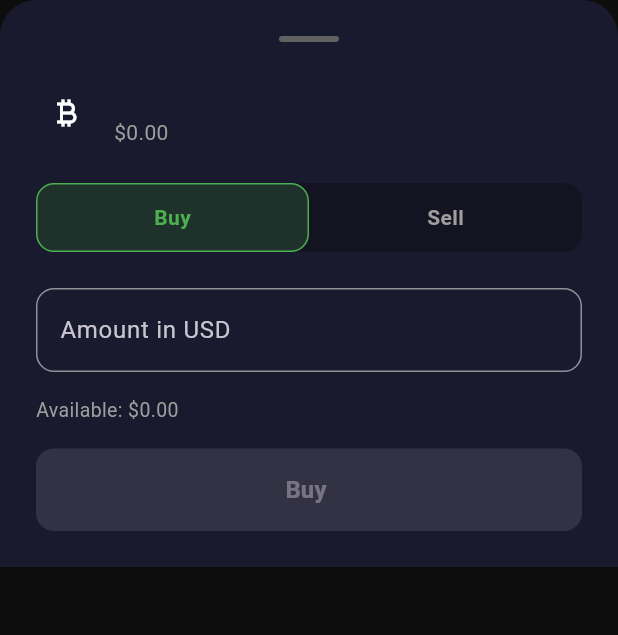
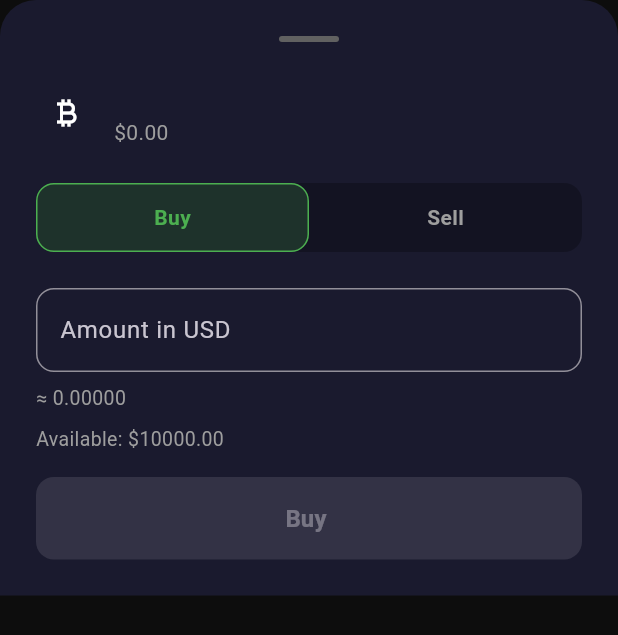
Before and after one commit to T3NTS/crypto-trader, a Flutter app: the TradeModal widget shown alone on an empty page, opened directly with empty values, on a phone screen of 412 x 824 dp. Shown: the top 635 px of the screen. Run offline on Flutter 3.47's test engine with Material 3 defaults, Android fonts, the phone set to English and light mode, and no system bars; drawn by our look-alikes of cached_network_image; our stand-ins replace dio, flutter_riverpod, hive_flutter; accounts and stored records are empty; network calls fail.

Commit message:
feat: wire trade modal to portfolio provider

```diff
--- a/lib/screens/portfolio/portfolio_screen.dart
+++ b/lib/screens/portfolio/portfolio_screen.dart
@@ -91,7 +91,6 @@ class PortfolioScreen extends ConsumerWidget {
                       priceChangePercentage24h: 0,
                       marketCap: 0,
                     ),
-                    existingHolding: holding,
                   ),
                 );
               }, childCount: portfolio.holdings.length),
--- a/lib/widgets/holding_tile.dart
+++ b/lib/widgets/holding_tile.dart
@@ -38,7 +38,7 @@ class HoldingTile extends StatelessWidget {
       ),
       title: Text(holding.coinName),
       subtitle: Text(
-        '${holding.amount} ${holding.coinSymbol}',
+        '${holding.amount.toStringAsFixed(5)} ${holding.coinSymbol.toUpperCase()}',
         style: const TextStyle(color: Colors.grey),
       ),
       trailing: Column(
--- a/lib/widgets/trade_modal.dart
+++ b/lib/widgets/trade_modal.dart
@@ -1,33 +1,30 @@
+import 'package:crypto_trader/models/holding.dart';
+import 'package:crypto_trader/providers/portfolio_provider.dart';
 import 'package:flutter/material.dart';
 import 'package:flutter/services.dart';
+import 'package:flutter_riverpod/flutter_riverpod.dart';
 import '../models/coin.dart';
-import '../models/holding.dart';
 import 'package:cached_network_image/cached_network_image.dart';
 
-void showTradeModal(
-  BuildContext context, {
-  required Coin coin,
-  Holding? existingHolding,
-}) {
+void showTradeModal(BuildContext context, {required Coin coin}) {
   showModalBottomSheet(
     context: context,
     isScrollControlled: true,
     backgroundColor: Colors.transparent,
-    builder: (_) => TradeModal(coin: coin, existingHolding: existingHolding),
+    builder: (_) => TradeModal(coin: coin),
   );
 }
 
-class TradeModal extends StatefulWidget {
+class TradeModal extends ConsumerStatefulWidget {
   final Coin coin;
-  final Holding? existingHolding;
 
-  const TradeModal({super.key, required this.coin, this.existingHolding});
+  const TradeModal({super.key, required this.coin});
 
   @override
-  State<TradeModal> createState() => _TradeModalState();
+  ConsumerState<TradeModal> createState() => _TradeModalState();
 }
 
-class _TradeModalState extends State<TradeModal> {
+class _TradeModalState extends ConsumerState<TradeModal> {
   late bool _isBuying = true;
   final _amountController = TextEditingController();
   double _usdAmount = 0;
@@ -90,11 +87,10 @@ class _TradeModalState extends State<TradeModal> {
           _buildAmountInput(),
           const SizedBox(height: 8),
 
-          if (_coinAmount > 0)
-            Text(
-              '≈ ${_coinAmount.toStringAsFixed(6)} ${widget.coin.symbol.toUpperCase()}',
-              style: const TextStyle(color: Colors.grey, fontSize: 13),
-            ),
+          Text(
+            '≈ ${_coinAmount.toStringAsFixed(5)} ${widget.coin.symbol.toUpperCase()}',
+            style: const TextStyle(color: Colors.grey, fontSize: 13),
+          ),
           const SizedBox(height: 8),
 
           _buildAvailableInfo(),
@@ -194,15 +190,27 @@ class _TradeModalState extends State<TradeModal> {
   }
 
   Widget _buildAvailableInfo() {
+    final portfolio = ref.watch(portfolioProvider);
+
     if (_isBuying) {
-      return const Text(
-        'Available: \$0.00',
-        style: TextStyle(color: Colors.grey, fontSize: 13),
+      return Text(
+        'Available: \$${portfolio.cashBalance.toStringAsFixed(2)}',
+        style: const TextStyle(color: Colors.grey, fontSize: 13),
       );
     } else {
-      final holdingAmount = widget.existingHolding?.amount ?? 0;
+      final holding = portfolio.holdings.firstWhere(
+        (h) => h.coinId == widget.coin.id,
+        orElse: () => Holding(
+          coinId: widget.coin.id,
+          coinName: widget.coin.name,
+          coinSymbol: widget.coin.symbol,
+          coinImage: widget.coin.image,
+          amount: 0,
+          averageBuyPrice: 0,
+        ),
+      );
       return Text(
-        'Holdings: $holdingAmount ${widget.coin.symbol.toUpperCase()}',
+        'Holdings: ${holding.amount.toStringAsFixed(5)} ${widget.coin.symbol.toUpperCase()}',
         style: const TextStyle(color: Colors.grey, fontSize: 13),
       );
     }
@@ -218,7 +226,7 @@ class _TradeModalState extends State<TradeModal> {
     return SizedBox(
       width: double.infinity,
       child: ElevatedButton(
-        onPressed: _usdAmount > 0 ? () {} : null,
+        onPressed: _usdAmount > 0 ? _executeTrade : null,
         style: ElevatedButton.styleFrom(
           backgroundColor: color,
           foregroundColor: Colors.white,
@@ -234,9 +242,25 @@ class _TradeModalState extends State<TradeModal> {
       ),
     );
   }
+
+  Future<void> _executeTrade() async {
+    final notifier = ref.read(portfolioProvider.notifier);
+
+    try {
+      if (_isBuying) {
+        await notifier.buy(widget.coin, _coinAmount);
+      } else {
+        await notifier.sell(widget.coin, _coinAmount);
+      }
+      if (mounted) Navigator.pop(context);
+    } catch (e) {
+      setState(() {
+        _errorMessage = e.toString().replaceAll('Exception: ', '');
+      });
+    }
+  }
 }
 
-// Private toggle button widget
 class _ToggleButton extends StatelessWidget {
   final String label;
   final bool isSelected;
```
